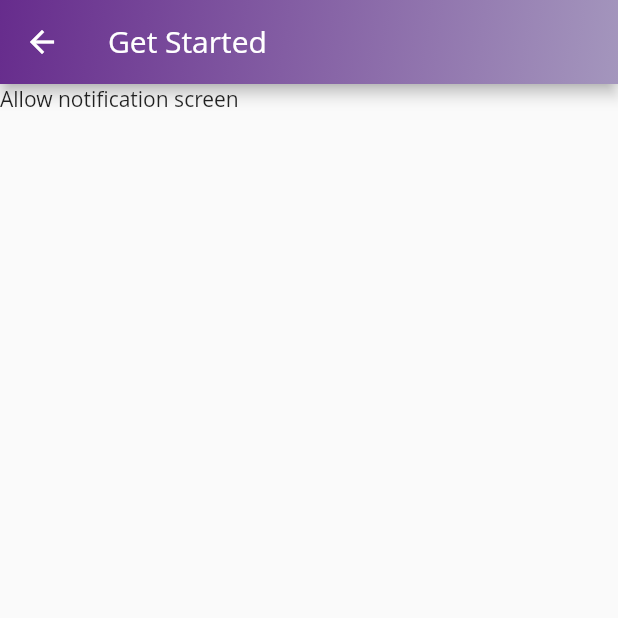
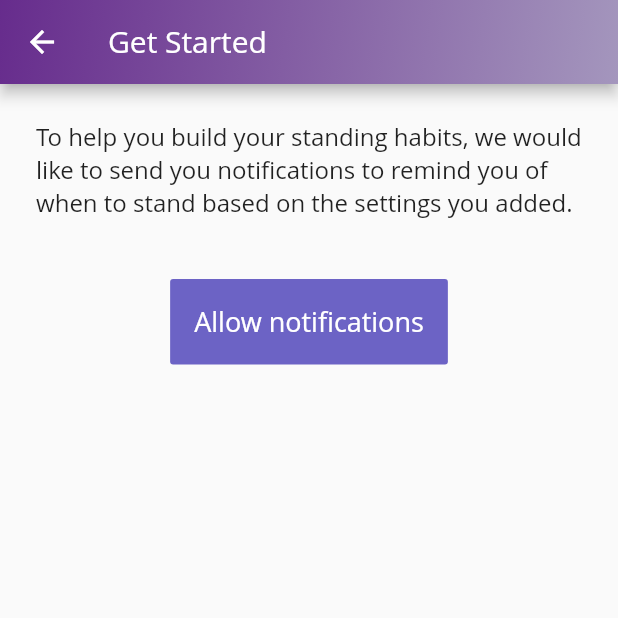
Before and after one commit to jrm2k6/debout, a Flutter app: the screen it shows after launch, after a tap on "Next", on a phone screen of 412 x 824 dp, the top half of it. Run offline on Flutter 3.47's test engine with Material 2 defaults, Android fonts, the phone set to English and light mode, and no system bars; our stand-ins replace cloud_firestore, device_info, firebase_messaging, flutter_svg, rxdart; accounts and stored records are empty.

Commit message:
handle notifications + save notification tokens to firestorm with device id as key for users collection

```diff
--- a/lib/main.dart
+++ b/lib/main.dart
@@ -1,4 +1,5 @@
 import 'package:debout/screens/setup/setup_screen.dart';
+import 'package:debout/screens/splash/splash_screen.dart';
 import 'package:flutter/material.dart';
 import 'package:flutter/cupertino.dart';
 
@@ -14,7 +15,7 @@ class DeboutApp extends StatelessWidget {
         primarySwatch: Colors.red,
         fontFamily: 'OpenSans',
       ),
-      home: SetupWidget(),
+      home: SplashScreen(),
     );
   }
 }
--- a/lib/screens/setup/allow_notifications_screen.dart
+++ b/lib/screens/setup/allow_notifications_screen.dart
@@ -1,8 +1,32 @@
+import 'package:debout/services/user_service.dart';
 import 'package:debout/utils/styles.dart';
 import 'package:flutter/cupertino.dart';
 import 'package:flutter/material.dart';
+import 'package:firebase_messaging/firebase_messaging.dart';
 
-class AllowNotificationsScreen extends StatelessWidget {
+class AllowNotificationsScreen extends StatefulWidget {
+  @override
+  State<StatefulWidget> createState() => AllowNotificationsState();
+}
+class AllowNotificationsState extends State<AllowNotificationsScreen> {
+  final FirebaseMessaging _firebaseMessaging = FirebaseMessaging();
+
+  @override
+  void initState() {
+    super.initState();
+    _firebaseMessaging.configure(
+      onMessage: (Map<String, dynamic> message) async {
+        print("onMessage: $message");
+      },
+      onLaunch: (Map<String, dynamic> message) async {
+        print("onLaunch: $message");
+      },
+      onResume: (Map<String, dynamic> message) async {
+        print("onResume: $message");
+      },
+    );
+  }
+
   @override
   Widget build(BuildContext context) {
     Scaffold screenScaffold = Scaffold(
@@ -18,6 +42,54 @@ class AllowNotificationsScreen extends StatelessWidget {
 
   buildBody() =>
     Container(
-      child: Text('Allow notification screen')
+      child: Center(
+        child: Column(
+          mainAxisAlignment: MainAxisAlignment.start,
+          children: <Widget>[
+            Row(
+              mainAxisSize: MainAxisSize.max,
+              mainAxisAlignment: MainAxisAlignment.center,
+              children: <Widget>[
+                Expanded(
+                  child: Padding(
+                    child: Text(
+                      'To help you build your standing habits, we would like to send you notifications to remind you of when to stand based on the settings you added.',
+                      style: TextStyle(fontSize: 16),
+                    ),
+                    padding: EdgeInsets.all(24.0),
+                  )
+                )
+              ]
+            ),
+            Row(
+              mainAxisAlignment: MainAxisAlignment.center,
+              children: <Widget>[
+                Container(
+                  child: Padding(
+                    child: FlatButton(
+                      textColor: Colors.white,
+                      color: Color(0xFF3023AE).withOpacity(0.7),
+                      child: Text('Allow notifications', style: TextStyle(fontSize: 18)),
+                      onPressed: () {
+                        _firebaseMessaging.requestNotificationPermissions(const IosNotificationSettings(sound: true, badge: true, alert: true));
+                        _firebaseMessaging.onIosSettingsRegistered.listen((IosNotificationSettings settings) {
+                          print("Settings registered: $settings");
+                        });
+                        _firebaseMessaging.getToken().then((String token) {
+                          // save to firestore
+                          UserService.saveNotificationToken(token);
+                        });
+                      },
+                      padding: EdgeInsets.all(16.0),
+                    ),
+                    padding: EdgeInsets.all(8.0),
+                  ),
+                  padding: EdgeInsets.all(8.0),
+                )
+              ],
+            )
+          ],
+        )
+      )
     );
 }
--- /dev/null
+++ b/lib/screens/splash/splash_screen.dart
@@ -0,0 +1,61 @@
+import 'dart:async';
+
+import 'package:debout/screens/setup/setup_screen.dart';
+import 'package:debout/services/user_service.dart';
+import 'package:flutter/cupertino.dart';
+import 'package:flutter/material.dart';
+import 'package:debout/utils/styles.dart';
+import 'package:cloud_firestore/cloud_firestore.dart';
+import 'package:device_info/device_info.dart';
+
+class SplashScreen extends StatefulWidget {
+  @override
+  State<StatefulWidget> createState() => SplashScreenState();
+}
+
+class SplashScreenState extends State<SplashScreen> {
+  String _deviceId;
+
+  @override
+  void initState() {
+    super.initState();
+    this.fetchCurrentUserProfile();
+  }
+
+  @override
+  Widget build(BuildContext context) {
+    Scaffold screenScaffold = Scaffold(
+        body: buildBody()
+    );
+
+    return screenScaffold;
+  }
+
+  Widget buildBody() =>
+      Container(
+        child: Center(
+          child: Text('Show Icon')
+        ),
+        decoration: getBaseGradientBackground(),
+      );
+
+  Future<void> fetchCurrentUserProfile() async {
+    try {
+      String deviceId = await UserService.getDeviceId();
+      if (deviceId == null) {
+        Navigator.of(context).push(MaterialPageRoute(builder: (context) => SetupWidget()));
+      }
+
+      DocumentReference currentUser = Firestore.instance.document('users/$deviceId');
+      await Firestore.instance.runTransaction((Transaction tx) async {
+        DocumentSnapshot userSnapshot = await tx.get(currentUser);
+        if (userSnapshot != null && userSnapshot.exists) {
+          Navigator.of(context).push(MaterialPageRoute(builder: (context) => SetupWidget()));
+        }
+      });
+    } catch (error) {
+      Navigator.of(context).push(MaterialPageRoute(builder: (context) => SetupWidget()));
+    }
+
+  }
+}
--- /dev/null
+++ b/lib/services/user_service.dart
@@ -0,0 +1,28 @@
+import 'dart:async';
+import 'dart:io';
+
+import 'package:device_info/device_info.dart';
+import 'package:cloud_firestore/cloud_firestore.dart';
+
+class UserService {
+
+  static Future<String> getDeviceId() async {
+    final DeviceInfoPlugin deviceInfoPlugin = DeviceInfoPlugin();
+    if (Platform.isIOS) {
+      IosDeviceInfo deviceData = await deviceInfoPlugin.iosInfo;
+      return deviceData.identifierForVendor;
+    }
+
+    return null;
+  }
+  static Future<void> saveNotificationToken(String token) async {
+    String deviceId = await getDeviceId();
+
+    if (deviceId != null) {
+      Firestore.instance.collection('users').document(deviceId).setData({
+        'notifications_token': token
+      });
+    }
+
+  }
+}
--- a/pubspec.yaml
+++ b/pubspec.yaml
@@ -21,6 +21,9 @@ dependencies:
   cupertino_icons: ^0.1.2
   flutter_svg: 0.8.2
   rxdart: 0.20.0
+  firebase_messaging: ^2.0.0
+  cloud_firestore: ^0.9.0
+  device_info: ^0.4.0+1
 
 dev_dependencies:
   flutter_test:
```
Also changed, not shown: 4 other files.
